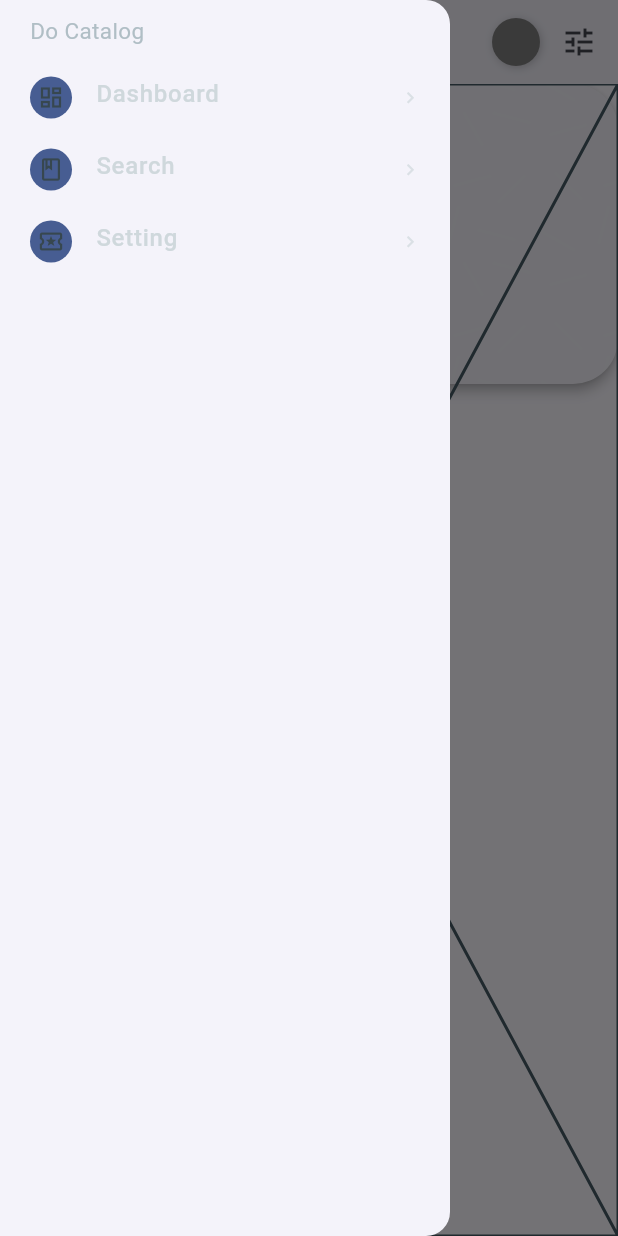
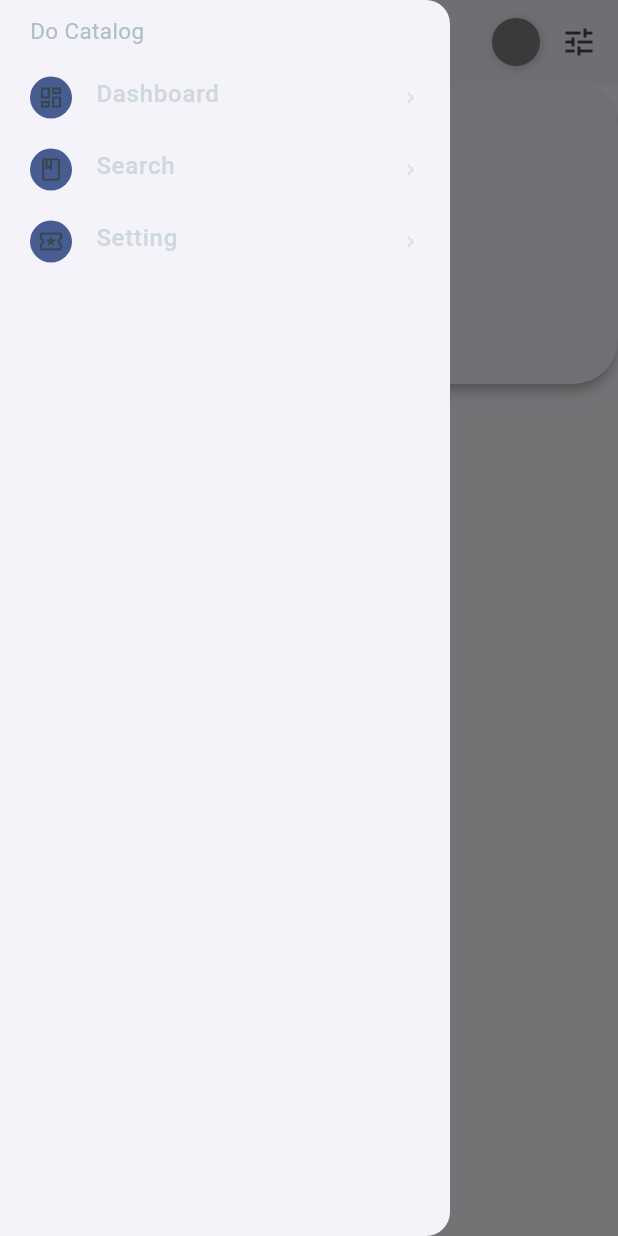
Before and after one commit to reypryma/catalog_do, a Flutter app: the screen it shows after launch, with the side drawer open, on a phone screen of 412 x 824 dp. Run offline on Flutter 3.47's test engine with Material 3 defaults, Android fonts, the phone set to English and light mode, and no system bars; drawn by our look-alikes of loader_overlay; our stand-ins replace google_fonts, shared_preferences; Roboto replaces fonts that are missing (Nanum Gothic Coding, Roboto Serif).

Commit message:
implement layout

```diff
--- a/lib/ui/navigation/nav_menu_item_list.dart
+++ b/lib/ui/navigation/nav_menu_item_list.dart
@@ -15,7 +15,7 @@ class NavigationMenuListItem extends StatelessWidget {
 
   @override
   Widget build(BuildContext context) {
-    print("Navigation menu list item ${item.type} ${item.title}");
+    print("Navigation menu list item ${item.type}");
     if (item.type == "header") {
       return NavigationMenuHeader();
     } else if (item.type == "menu" || item.type == "menu_switch" ||
--- a/lib/ui/screen/dashboard/dashboard_screen.dart
+++ b/lib/ui/screen/dashboard/dashboard_screen.dart
@@ -6,7 +6,8 @@ import '../../../constant/constant.dart';
 import '../../../constant/style.dart';
 
 class DashboardScreen extends StatelessWidget {
-  const DashboardScreen({super.key, this.data, this.listTitle, this.pageFAB, this.settings});
+  const DashboardScreen(
+      {super.key, this.data, this.listTitle, this.pageFAB, this.settings});
 
   final List? data;
   final String? listTitle;
@@ -36,11 +37,11 @@ class DashboardScreen extends StatelessWidget {
         body: AppContentView(
           title: title,
           mobile: MobileView(
-            widget: Placeholder(),
+            widget: _buildContent(context),
           ),
           desktop: DesktopView(
             title: title,
-            widget: Container(),
+            widget: _buildContent(context),
             invisibleAppBar: hideScaffoldAppBar,
           ),
         ),
@@ -55,7 +56,7 @@ class DashboardScreen extends StatelessWidget {
     });
   }
 
-  Widget _buildContent(BuildContext context, List products, List<String> settings) {
+  Widget _buildContent(BuildContext context) {
     // ThemeData theme = Theme.of(context);
 
     return SingleChildScrollView(
@@ -63,13 +64,16 @@ class DashboardScreen extends StatelessWidget {
         padding: sAllSidesGap,
         child: Column(
           children: [
-            Container(
-              constraints: Responsive().contentAreaWidth(),
-              child: Padding(
-                padding: Responsive().deviceType() != "mobile" ? sHorizontalGap : EdgeInsets.zero,
-                child: Placeholder()
-            ),
-            )
+            // Container(
+            //   constraints: Responsive().contentAreaWidth(),
+            //   child: Padding(
+            //       padding: Responsive().deviceType() != "mobile"
+            //           ? sHorizontalGap
+            //           : EdgeInsets.zero,
+            //       child: Placeholder()),
+            // )
+
+
           ],
         ),
       ),
```
